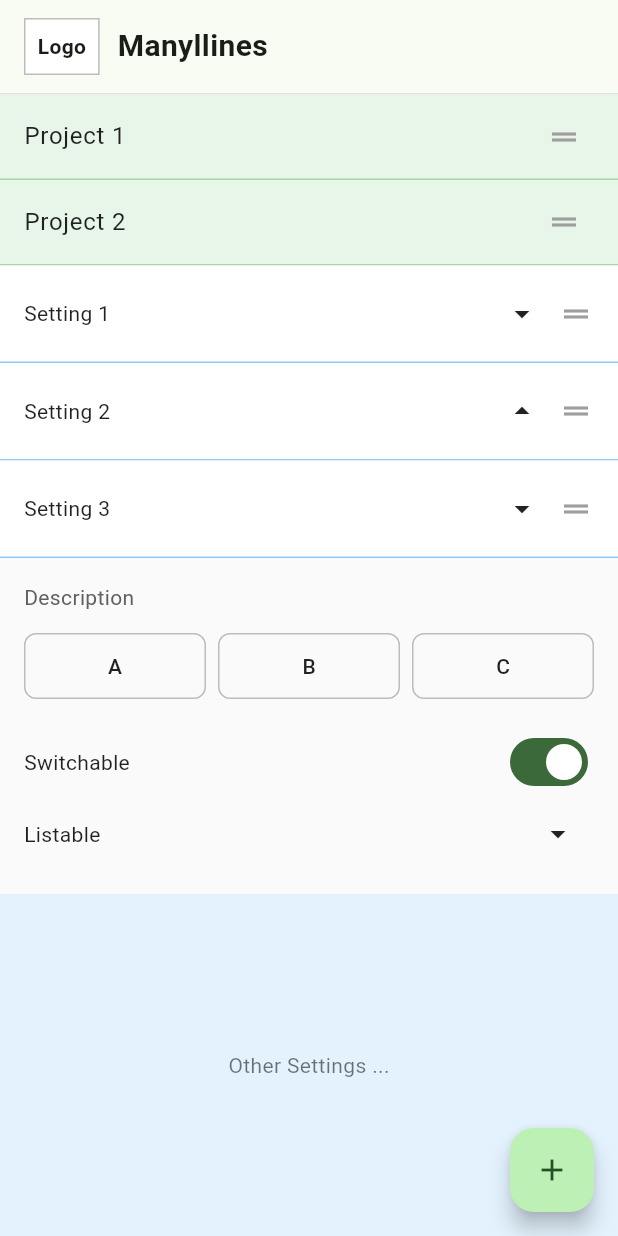
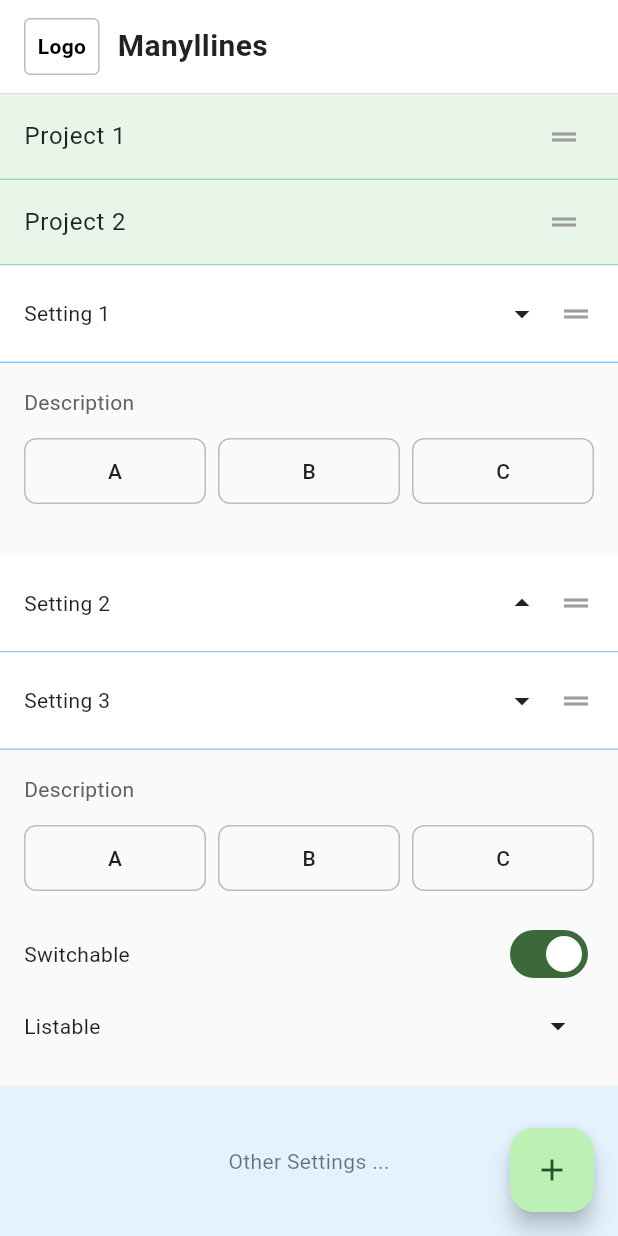
Before and after one commit to ManyLinesEditor/app, a Flutter app: the screen it shows after launch, on a phone screen of 412 x 824 dp. Run offline on Flutter 3.47's test engine with Material 3 defaults, Android fonts, the phone set to English and light mode, and no system bars; missing offline and left inert: dart_quill_delta, flutter_quill.

Commit message:
Dark Mode complete

```diff
--- a/manylines_editor/lib/main.dart
+++ b/manylines_editor/lib/main.dart
@@ -270,42 +270,59 @@ class ProjectsScreen extends StatelessWidget {
     return Scaffold(
       body: Column(
         children: [
+
           // Header с Logo и Manyllines
-          Container(
+          Consumer<AppState>(
+            builder: (context, state, _) {
+
+              final headerBg = state.isDarkMode ? Colors.grey[850] : Colors.white;
+              final logoBg = state.isDarkMode ? Colors.grey[800] : Colors.white;
+              final borderColor = state.isDarkMode ? Colors.grey[700]! : Colors.grey[300]!;
+              final logoBorderColor = state.isDarkMode ? Colors.grey[600]! : Colors.grey[400]!;
+              final textColor = state.isDarkMode ? Colors.white : Colors.black87;
+              final logoTextColor = state.isDarkMode ? Colors.white : Colors.black;
+
+              return Container(
                 padding: const EdgeInsets.symmetric(horizontal: 16, vertical: 12),
                 decoration: BoxDecoration(
-              border: Border(bottom: BorderSide(color: Colors.grey[300]!)),
+                  border: Border(bottom: BorderSide(color: borderColor)),
+                  color: headerBg,
                 ),
                 child: Row(
                   children: [
                     Container(
                       padding: const EdgeInsets.all(8),
                       decoration: BoxDecoration(
-                    border: Border.all(color: Colors.grey[400]!),
-                    color: Colors.white,
+                        border: Border.all(color: logoBorderColor),
+                        color: logoBg,
+                        borderRadius: BorderRadius.circular(4),
                       ),
-                  child: const Text(
+                      child: Text(
                         'Logo',
-                    style: TextStyle(fontWeight: FontWeight.bold),
+                        style: TextStyle(
+                          fontWeight: FontWeight.bold,
+                          color: logoTextColor,
+                        ),
                       ),
                     ),
                     const SizedBox(width: 12),
-                const Expanded(
+                    Expanded(
                       child: Text(
                         'Manyllines',
                         style: TextStyle(
                           fontSize: 20,
                           fontWeight: FontWeight.w600,
+                          color: textColor,
                         ),
                       ),
                     ),
                   ],
                 ),
+              );
+            },
           ),
 
-          // ✅ Список проектов с перетаскиванием (управляется Switchable)
           // Список проектов с перетаскиванием (управляется Switchable)
-          // ✅ Список проектов с перетаскиванием (управляется Switchable)
           Consumer<AppState>(
             builder: (context, state, _) {
               final bgColor = state.isDarkMode ? Colors.green[900] : Colors.green[50];
@@ -315,7 +332,7 @@ Consumer<AppState>(
               final textColor = state.isDarkMode ? Colors.white : Colors.black87;
 
               if (state.switchableValue) {
-      // ✅ Режим с перетаскиванием (ReorderableListView)
+                //Режим с перетаскиванием (ReorderableListView)
                 return ReorderableListView.builder(
                   shrinkWrap: true,
                   physics: const NeverScrollableScrollPhysics(),
@@ -430,6 +447,8 @@ Consumer<AppState>(
                             ],
                           ),
                         ),
+                        if (setting['id'] == 'setting1' && isExpanded)
+                          _buildDescriptionSection1(state.isDarkMode),
                         if (setting['id'] == 'setting2' && isExpanded)
                           _buildDescriptionSection2(state.isDarkMode),
                         if (setting['id'] == 'setting3' && isExpanded)
@@ -474,6 +493,8 @@ Consumer<AppState>(
                             ],
                           ),
                         ),
+                        if (setting['id'] == 'setting1' && isExpanded)
+                          _buildDescriptionSection1(state.isDarkMode),
                         if (setting['id'] == 'setting2' && isExpanded)
                           _buildDescriptionSection2(state.isDarkMode),
                         if (setting['id'] == 'setting3' && isExpanded)
@@ -744,6 +765,83 @@ Widget _buildDescriptionSection3(bool isDarkMode) {
   );
 }
 
+Widget _buildDescriptionSection1(bool isDarkMode) {
+  return Container(
+    color: isDarkMode ? Colors.grey[850] : Colors.grey[50],
+    padding: const EdgeInsets.all(16),
+    child: Column(
+      crossAxisAlignment: CrossAxisAlignment.stretch,
+      children: [
+        Text(
+          'Description',
+          style: TextStyle(
+            fontSize: 14,
+            color: isDarkMode ? Colors.grey[300] : Colors.grey[700],
+          ),
+        ),
+        const SizedBox(height: 12),
+
+        // Кнопки A, B, C
+        Row(
+          children: [
+            Expanded(
+              child: OutlinedButton(
+                onPressed: () {},
+                style: OutlinedButton.styleFrom(
+                  padding: const EdgeInsets.symmetric(vertical: 12),
+                  side: BorderSide(
+                    color: isDarkMode ? Color.fromARGB(255, 54, 107, 232)! : Colors.grey[400]!,
+                  ),
+                  shape: RoundedRectangleBorder(
+                    borderRadius: BorderRadius.circular(8),
+                  ),
+                  foregroundColor: isDarkMode ? Colors.white : Colors.black87,
+                ),
+                child: Text('A'),
+              ),
+            ),
+            const SizedBox(width: 8),
+            Expanded(
+              child: OutlinedButton(
+                onPressed: () {},
+                style: OutlinedButton.styleFrom(
+                  padding: const EdgeInsets.symmetric(vertical: 12),
+                  side: BorderSide(
+                    color: isDarkMode ? Color.fromARGB(255, 54, 107, 232)! : Colors.grey[400]!,
+                  ),
+                  shape: RoundedRectangleBorder(
+                    borderRadius: BorderRadius.circular(8),
+                  ),
+                  foregroundColor: isDarkMode ? Colors.white : Colors.black87,
+                ),
+                child: Text('B'),
+              ),
+            ),
+            const SizedBox(width: 8),
+            Expanded(
+              child: OutlinedButton(
+                onPressed: () {},
+                style: OutlinedButton.styleFrom(
+                  padding: const EdgeInsets.symmetric(vertical: 12),
+                  side: BorderSide(
+                    color: isDarkMode ? Color.fromARGB(255, 54, 107, 232)! : Colors.grey[400]!,
+                  ),
+                  shape: RoundedRectangleBorder(
+                    borderRadius: BorderRadius.circular(8),
+                  ),
+                  foregroundColor: isDarkMode ? Colors.white : Colors.black87,
+                ),
+                child: Text('C'),
+              ),
+            ),
+          ],
+        ),
+        const SizedBox(height: 16),
+      ],
+    ),
+  );
+}
+
   // Widget _buildButton(String label) {
   //   return OutlinedButton(
   //     onPressed: () {},
```
Lines whose indentation alone changed are shown as unchanged.
